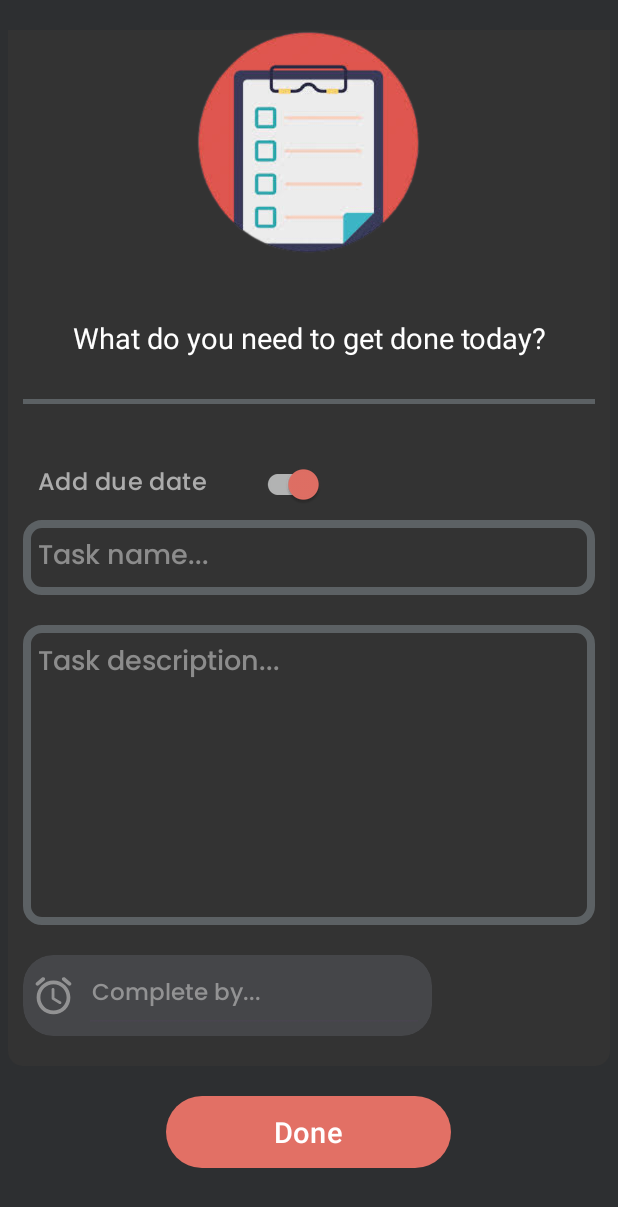
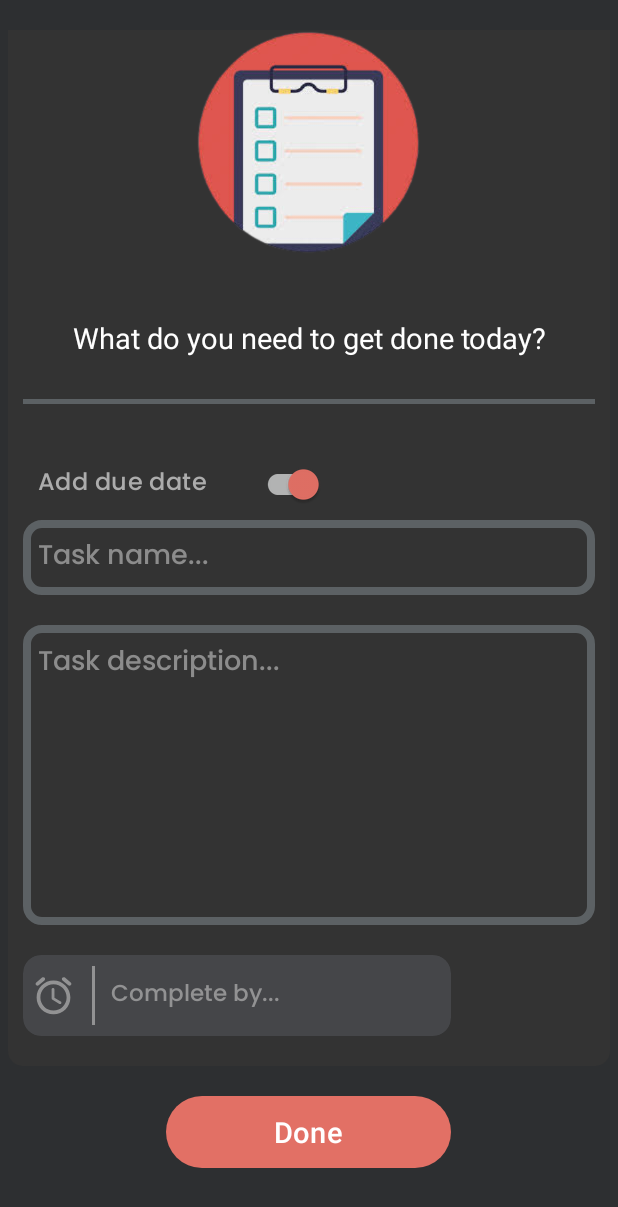
Before and after one commit to Thabiso81/TaskWiz, an Android app: the CreateTaskFragment screen opened through its navigation route, after a tap on "Done", on a phone screen of 412 x 824 dp. Shown: the top 1207 px of the screen. Run offline under Robolectric (Android 15) with nearby library versions, the phone set to English and light mode, and no system bars; our stand-ins replace Room's generated code, navigation-ui.

Commit message:
updated design of the create task fragment

```diff
--- a/app/src/main/java/com/thabiso81/taskwiz/view/fragments/CreateTaskFragment.kt
+++ b/app/src/main/java/com/thabiso81/taskwiz/view/fragments/CreateTaskFragment.kt
@@ -6,6 +6,7 @@ import android.view.LayoutInflater
 import android.view.View
 import android.view.ViewGroup
 import android.widget.EditText
+import android.widget.TextView
 import android.widget.Toast
 import androidx.lifecycle.ViewModelProvider
 import androidx.navigation.fragment.findNavController
@@ -109,7 +110,7 @@ class CreateTaskFragment : Fragment() {
         }
     }
 
-    fun inputValid(taskName: EditText, taskDueDate: EditText): Boolean{
+    fun inputValid(taskName: EditText, taskDueDate: TextView): Boolean{
         var isValid = true
         if (taskName.text.toString().isEmpty()){
             isValid = false
--- a/app/src/main/res/layout/activity_login.xml
+++ b/app/src/main/res/layout/activity_login.xml
@@ -52,7 +52,7 @@
                 android:layout_marginTop="10dp"
                 android:height="40dp"
                 android:lineSpacingExtra="8sp"
-                android:text="LOGIN"
+                android:text="Sign In"
                 android:textAlignment="center"
                 android:textColor="@color/button_color"
                 android:textSize="40dp"
@@ -172,8 +172,9 @@
                 android:height="30dp"
                 android:background="@drawable/view_background_login_button"
                 android:fontFamily="sans-serif"
-                android:text="Login"
+                android:text="Sign in"
                 android:textColor="@color/white"
+                android:textFontWeight="500"
                 android:textSize="20dp"
                 app:backgroundTint="@null"
                 app:layout_constraintBottom_toBottomOf="parent"
--- a/app/src/main/res/layout/activity_register.xml
+++ b/app/src/main/res/layout/activity_register.xml
@@ -53,7 +53,7 @@
                 android:layout_marginTop="10dp"
                 android:height="40dp"
                 android:lineSpacingExtra="8sp"
-                android:text="Register"
+                android:text="Sign Up"
                 android:textAlignment="center"
                 android:textColor="@color/button_color"
                 android:textSize="40dp"
@@ -208,7 +208,8 @@
                 android:height="30dp"
                 android:background="@drawable/view_background_login_button"
                 android:fontFamily="sans-serif"
-                android:text="Register"
+                android:textFontWeight="500"
+                android:text="Sign up"
                 android:textColor="@color/white"
                 android:textSize="20dp"
                 app:backgroundTint="@null"
--- a/app/src/main/res/layout/fragment_create_task.xml
+++ b/app/src/main/res/layout/fragment_create_task.xml
@@ -103,10 +103,11 @@
                 android:textSize="18dp" />
 
             <androidx.cardview.widget.CardView
+                android:id="@+id/cdvCompletionDate"
                 android:layout_width="wrap_content"
                 android:layout_height="wrap_content"
                 app:cardElevation="0dp"
-                app:cardCornerRadius="20dp"
+                app:cardCornerRadius="12dp"
                 app:cardBackgroundColor="@color/recycler_view_grey3_trans"
                 android:layout_marginLeft="10dp"
                 android:layout_marginTop="20dp"
@@ -127,11 +128,19 @@
                         android:layout_marginEnd="5dp"
                         android:src="@drawable/ic_alarm"/>
 
-                    <EditText
+                    <LinearLayout
+                        android:layout_width="2dp"
+                        android:layout_height="match_parent"
+                        android:layout_marginVertical="5dp"
+                        android:layout_marginHorizontal="5dp"
+                        android:background="@color/hint_color"/>
+
+                    <TextView
                         android:id="@+id/edtCompletionDate"
                         android:layout_width="match_parent"
                         android:layout_height="50dp"
                         android:paddingHorizontal="5dp"
+                        android:gravity="left|center_vertical"
                         android:focusableInTouchMode="false"
                         android:ems="10"
                         android:hint="@string/complete_by_hint"
```
